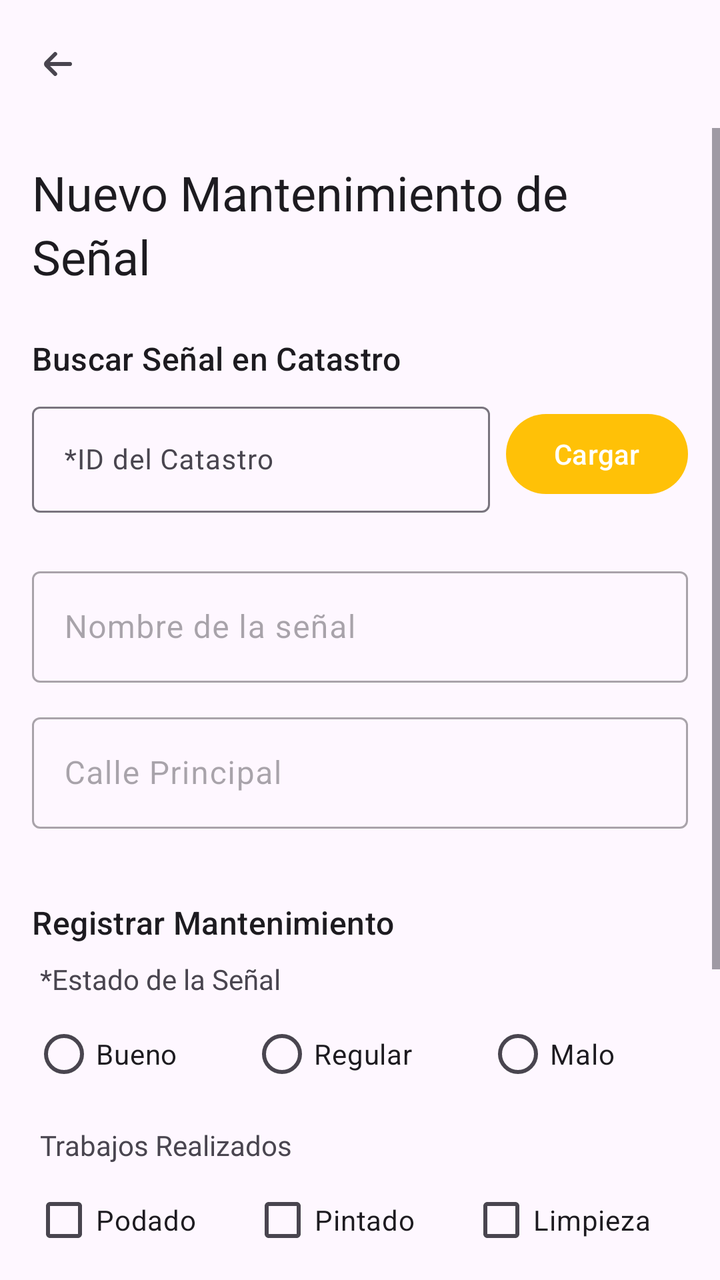
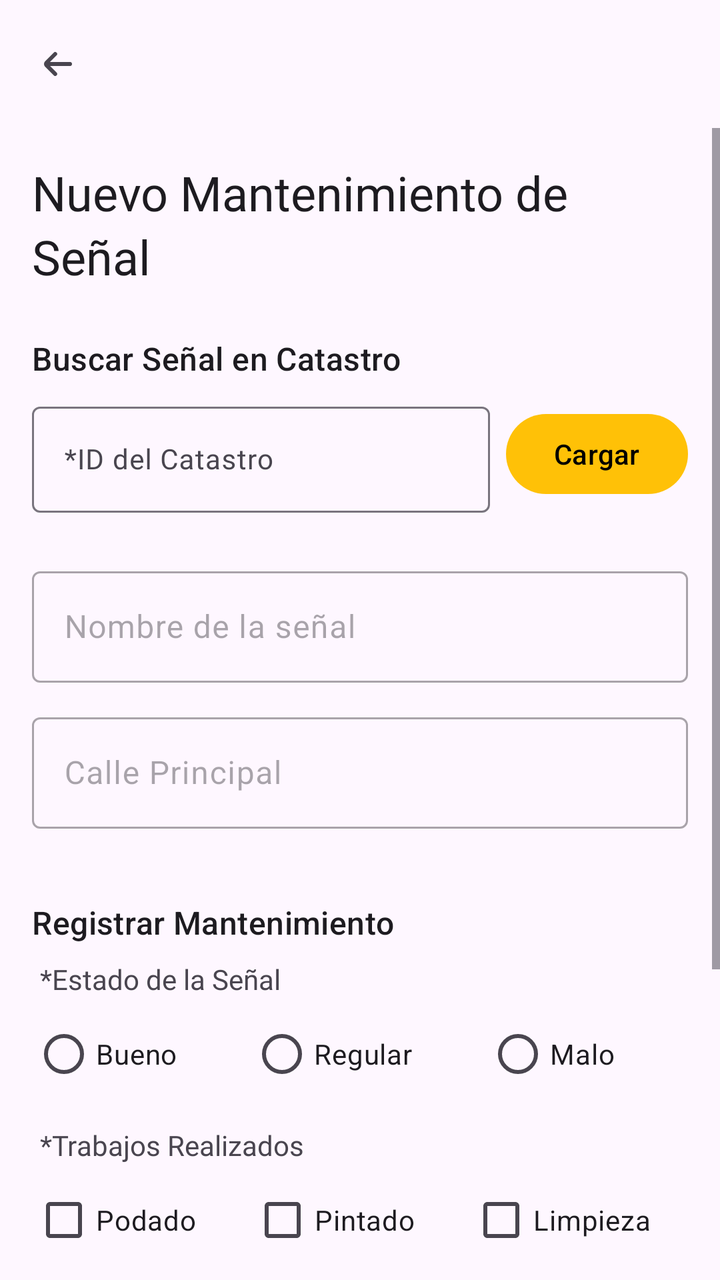

The first picture is an Android layout as it rendered before a commit; the second is the same layout after the commit. The layout source and the unified diff follow.
<!-- AndroidManifest.xml: application theme Theme.SignO -->
<!-- res/layout/activity_mantenimiento.xml -->
<?xml version="1.0" encoding="utf-8"?>
<LinearLayout xmlns:android="http://schemas.android.com/apk/res/android"
    xmlns:app="http://schemas.android.com/apk/res-auto"
    xmlns:tools="http://schemas.android.com/tools"
    android:layout_width="match_parent"
    android:layout_height="match_parent"
    android:orientation="vertical"
    tools:context=".ui.mantenimiento.MantenimientoActivity">

    <com.google.android.material.appbar.AppBarLayout
        android:layout_width="match_parent"
        android:layout_height="wrap_content">

        <com.google.android.material.appbar.MaterialToolbar
            android:id="@+id/toolbar"
            android:layout_width="match_parent"
            android:layout_height="?attr/actionBarSize"
            app:navigationIcon="@drawable/ic_arrow_back" />

    </com.google.android.material.appbar.AppBarLayout>

    <ScrollView
        android:layout_width="match_parent"
        android:layout_height="match_parent">

        <LinearLayout
            android:layout_width="match_parent"
            android:layout_height="wrap_content"
            android:orientation="vertical"
            android:padding="16dp">

            
            <TextView
                android:layout_width="wrap_content"
                android:layout_height="wrap_content"
                android:layout_gravity="center_horizontal"
                android:layout_marginBottom="24dp"
                android:fontFamily="@font/inter_semibold"
                android:text="Nuevo Mantenimiento de Señal"
                android:textAppearance="@style/TextAppearance.Material3.HeadlineSmall" />

            
            <TextView
                style="@style/TextAppearance.Material3.TitleMedium"
                android:layout_width="match_parent"
                android:layout_height="wrap_content"
                android:fontFamily="@font/inter_semibold"
                android:text="Buscar Señal en Catastro"
                android:layout_marginBottom="8dp"/>

            <LinearLayout
                android:layout_width="match_parent"
                android:layout_height="wrap_content"
                android:gravity="center_vertical"
                android:orientation="horizontal"
                android:layout_marginBottom="24dp">

                <com.google.android.material.textfield.TextInputLayout
                    android:id="@+id/text_input_layout_buscar_senal"
                    style="@style/Widget.Material3.TextInputLayout.OutlinedBox"
                    android:layout_width="0dp"
                    android:layout_height="wrap_content"
                    android:layout_weight="1"
                    android:hint="*ID del Catastro"
                    app:prefixText="CAT_">

                    <com.google.android.material.textfield.TextInputEditText
                        android:id="@+id/edit_text_buscar_senal"
                        android:layout_width="match_parent"
                        android:layout_height="wrap_content"
                        android:fontFamily="@font/inter_medium"
                        android:inputType="number"
                        android:textSize="14sp" />
                </com.google.android.material.textfield.TextInputLayout>

                <Button
                    android:id="@+id/button_buscar_senal"
                    android:layout_width="wrap_content"
                    android:layout_height="wrap_content"
                    android:layout_marginStart="8dp"
                    android:text="Cargar" />
            </LinearLayout>


            
            

            
            <com.google.android.material.textfield.TextInputLayout
                android:id="@+id/text_input_layout_nombre_senal"
                android:layout_width="match_parent"
                android:layout_height="wrap_content"
                android:layout_marginBottom="12dp"
                android:enabled="false"
                android:hint="Nombre de la señal">
                <com.google.android.material.textfield.TextInputEditText
                    android:id="@+id/edit_text_nombre_senal"
                    android:layout_width="match_parent"
                    android:layout_height="wrap_content" />
            </com.google.android.material.textfield.TextInputLayout>

            
            <com.google.android.material.textfield.TextInputLayout
                android:id="@+id/text_input_layout_calle_principal"
                android:layout_width="match_parent"
                android:layout_height="wrap_content"
                android:layout_marginBottom="12dp"
                android:enabled="false"
                android:hint="Calle Principal">
                <com.google.android.material.textfield.TextInputEditText
                    android:id="@+id/edit_text_calle_principal"
                    android:layout_width="match_parent"
                    android:layout_height="wrap_content"/>
            </com.google.android.material.textfield.TextInputLayout>

            
            <TextView
                style="@style/TextAppearance.Material3.TitleMedium"
                android:layout_width="match_parent"
                android:layout_height="wrap_content"
                android:fontFamily="@font/inter_semibold"
                android:text="Registrar Mantenimiento"
                android:layout_marginTop="24dp"
                android:layout_marginBottom="8dp"/>

            <TextView
                android:layout_width="wrap_content"
                android:layout_height="wrap_content"
                android:text="*Estado de la Señal"
                android:fontFamily="@font/inter_medium"
                android:textColor="?attr/colorOnSurfaceVariant"
                android:layout_marginStart="4dp"
                android:layout_marginBottom="4dp"/>

            <RadioGroup
                android:id="@+id/radiogroup_estado"
                android:layout_width="match_parent"
                android:layout_height="wrap_content"
                android:orientation="horizontal"
                android:layout_marginBottom="12dp">
                <RadioButton
                    android:id="@+id/radio_bueno"
                    android:layout_width="wrap_content"
                    android:layout_height="wrap_content"
                    android:text="Bueno"
                    android:layout_weight="1"/>
                <RadioButton
                    android:id="@+id/radio_regular"
                    android:layout_width="wrap_content"
                    android:layout_height="wrap_content"
                    android:text="Regular"
                    android:layout_weight="1"/>
                <RadioButton
                    android:id="@+id/radio_malo"
                    android:layout_width="wrap_content"
                    android:layout_height="wrap_content"
                    android:text="Malo"
                    android:layout_weight="1"/>
            </RadioGroup>

            <TextView
                android:layout_width="wrap_content"
                android:layout_height="wrap_content"
                android:text="Trabajos Realizados"
                android:fontFamily="@font/inter_medium"
                android:textColor="?attr/colorOnSurfaceVariant"
                android:layout_marginStart="4dp"
                android:layout_marginBottom="4dp"/>

            <LinearLayout
                android:id="@+id/checkbox_group_mantencion"
                android:layout_width="match_parent"
                android:layout_height="wrap_content"
                android:orientation="horizontal"
                android:layout_marginBottom="24dp">

                <CheckBox
                    android:id="@+id/checkbox_podado"
                    android:layout_width="0dp"
                    android:layout_height="wrap_content"
                    android:layout_weight="1"
                    android:text="Podado" />

                <CheckBox
                    android:id="@+id/checkbox_pintado"
                    android:layout_width="0dp"
                    android:layout_height="wrap_content"
                    android:layout_weight="1"
                    android:text="Pintado" />

                <CheckBox
                    android:id="@+id/checkbox_limpieza"
                    android:layout_width="0dp"
                    android:layout_height="wrap_content"
                    android:layout_weight="1"
                    android:text="Limpieza" />
            </LinearLayout>

            <com.google.android.material.textfield.TextInputLayout
                android:id="@+id/text_input_layout_observacion"
                android:layout_width="match_parent"
                android:layout_height="wrap_content"
                android:layout_marginBottom="24dp"
                android:hint="Observación general">

                <com.google.android.material.textfield.TextInputEditText
                    android:id="@+id/edit_text_observacion"
                    android:layout_width="match_parent"
                    android:layout_height="wrap_content"
                    android:fontFamily="@font/inter_medium"
                    android:inputType="textMultiLine"
                    android:gravity="top"
                    android:lines="3"
                    android:textSize="14sp" />
            </com.google.android.material.textfield.TextInputLayout>

            
            <Button
                android:id="@+id/button_guardar_mantenimiento"
                android:layout_width="match_parent"
                android:layout_height="wrap_content"
                android:text="Guardar Mantenimiento"
                style="@style/Widget.Material3.Button"
                android:layout_marginTop="16dp"/>
        </LinearLayout>
    </ScrollView>
</LinearLayout>
<!-- resources referenced by this layout -->
<resources>
  <!-- drawable ic_arrow_back (drawable) -->
  <vector xmlns:android="http://schemas.android.com/apk/res/android"
      android:height="24dp"
      android:width="24dp"
      android:viewportHeight="24"
      android:viewportWidth="24"
      android:tint="?attr/colorControlNormal">
      <path android:fillColor="@android:color/white" android:pathData="M19,11H9l3.29,-3.29a1,1 0,0 0,0 -1.42,1 1,0 0,0 -1.41,0l-4.29,4.3A2,2 0,0 0,6 12H6a2,2 0,0 0,0.59 1.4l4.29,4.3a1,1 0,1 0,1.41 -1.42L9,13H19a1,1 0,0 0,0 -2Z"/>
  </vector>
  <style name="Theme.SignO" parent="Base.Theme.SignO" />
  <style name="Base.Theme.SignO" parent="Theme.Material3.DayNight.NoActionBar">
          
          <item name="colorPrimary">@color/yellow_primary</item>
          <item name="colorPrimaryVariant">@color/yellow_dark</item>
  
          
          <item name="colorSecondary">@color/yellow_primary</item>
          <item name="colorSecondaryVariant">@color/yellow_dark</item>
          
          
          <item name="android:statusBarColor">?attr/colorPrimaryVariant</item>
          
          
      </style>
  <color name="yellow_primary">#FFC107</color>
  <color name="yellow_dark">#FFA000</color>
</resources>

<!-- the commit's change to res/layout/activity_mantenimiento.xml (unified diff, before → after) -->
@@ -161,7 +161,7 @@
             <TextView
                 android:layout_width="wrap_content"
                 android:layout_height="wrap_content"
-                android:text="Trabajos Realizados"
+                android:text="*Trabajos Realizados"
                 android:fontFamily="@font/inter_medium"
                 android:textColor="?attr/colorOnSurfaceVariant"
                 android:layout_marginStart="4dp"
<!-- resource entries referenced after the edit -->
@@ -14,6 +14,7 @@
           
           <item name="colorPrimary">@color/yellow_primary</item>
           <item name="colorPrimaryVariant">@color/yellow_dark</item>
+          <item name="colorOnPrimary">@color/black</item>
   
           
           <item name="colorSecondary">@color/yellow_primary</item>
@@ -26,5 +27,6 @@
       </style>
   <color name="yellow_primary">#FFC107</color>
   <color name="yellow_dark">#FFA000</color>
+  <color name="black">#FF000000</color>
 </resources>
 
